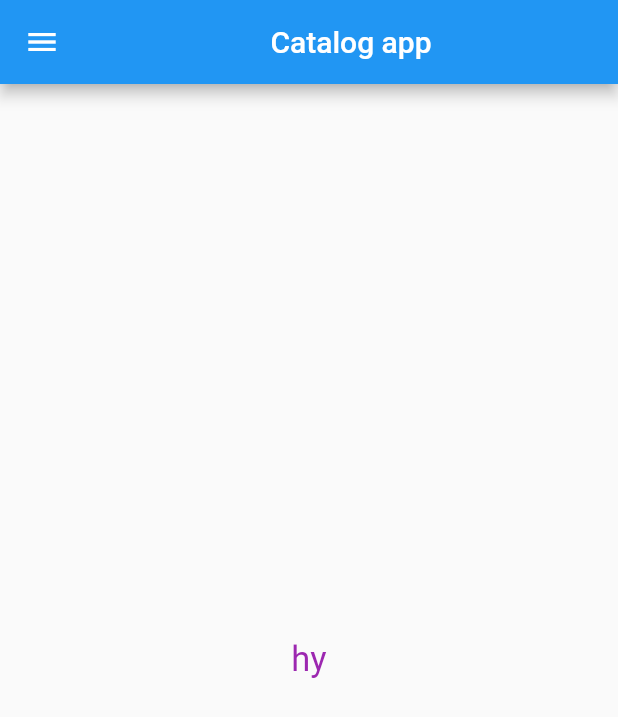
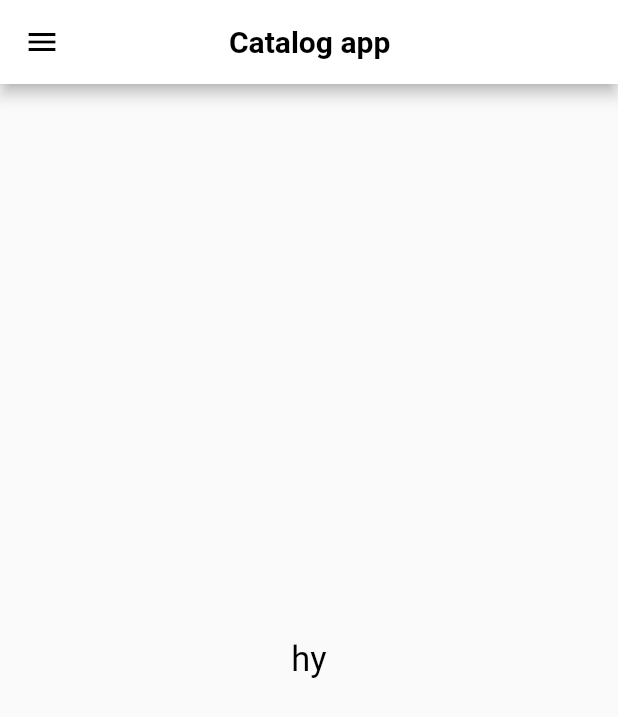
Before and after one commit to SOLVECODE404/flutterlearn, a Flutter app: the screen it shows after launch, on a phone screen of 412 x 824 dp. Shown: the top 717 px of the screen. Run offline on Flutter 3.47's test engine with Material 2 defaults, Android fonts, the phone set to English and light mode, and no system bars.

Commit message:
day 8 theme completed

```diff
--- a/lib/main.dart
+++ b/lib/main.dart
@@ -1,5 +1,6 @@
 import 'package:catalog/pages/homepage.dart';
 import 'package:catalog/utlis/routes.dart';
+import 'package:catalog/utlis/themes.dart';
 import 'package:flutter/material.dart';
 import 'package:catalog/pages/login.dart';
 
@@ -11,6 +12,11 @@ class MyApp extends StatelessWidget {
   @override
   Widget build(BuildContext context) {
     return MaterialApp(
+      debugShowCheckedModeBanner: false,
+      color: Colors.black,
+      // themeMode: ThemeMode.light,
+      theme: Mytheme.lightheme(context),
+      // darkTheme: Mytheme.darktheme(context),
       initialRoute: MyRoutes.homeRoute,
       routes: {
         "/": (context) => LoginPage(),
--- a/lib/pages/homepage.dart
+++ b/lib/pages/homepage.dart
@@ -9,15 +9,20 @@ class HomePage extends StatelessWidget {
       home: Material(
         child: Scaffold(
           appBar: AppBar(
+            backgroundColor: Colors.white,
+            titleTextStyle: TextStyle(
+                color: Colors.black, fontSize: 20, fontWeight: FontWeight.bold),
+            iconTheme: IconThemeData(color: Colors.black),
             title: Center(
               child: Text('Catalog app'),
+              widthFactor: 2.5,
             ),
           ),
           body: Center(
             child: Container(
               child: Text(
                 'hy',
-                style: TextStyle(fontSize: 23, color: Colors.purple),
+                style: TextStyle(fontSize: 23, color: Colors.black),
               ),
             ),
           ),
--- /dev/null
+++ b/lib/utlis/themes.dart
@@ -0,0 +1,14 @@
+import 'package:flutter/material.dart';
+
+class Mytheme {
+  static ThemeData lightheme(BuildContext context) => ThemeData(
+          appBarTheme: AppBarTheme(
+        backgroundColor: Colors.white,
+        iconTheme: IconThemeData(color: Colors.black),
+        titleTextStyle: TextStyle(color: Colors.black),
+      ));
+
+  // static ThemeData darktheme(BuildContext context) => ThemeData(
+  //       brightness: Brightness.dark,
+  //     );
+}
--- a/lib/widgets/drawer.dart
+++ b/lib/widgets/drawer.dart
@@ -2,8 +2,8 @@ import 'package:flutter/cupertino.dart';
 import 'package:flutter/material.dart';
 
 class MyDrawer extends StatelessWidget {
-  final imageUrl =
-      "https://thumbs.dreamstime.com/z/businessman-icon-image-male-avatar-profile-vector-glasses-beard-hairstyle-179728610.jpg";
+  // final imageUrl =
+  // "https://thumbs.dreamstime.com/z/businessman-icon-image-male-avatar-profile-vector-glasses-beard-hairstyle-179728610.jpg";
   @override
   Widget build(BuildContext context) {
     return Drawer(
@@ -18,11 +18,11 @@ class MyDrawer extends StatelessWidget {
               margin: EdgeInsets.zero,
               accountName: Text("Utsav singh"),
               accountEmail: Text("utsav@gmail.com"),
-              currentAccountPicture: CircleAvatar(
-                backgroundImage: NetworkImage(
-                  imageUrl,
-                ),
-              ),
+              // currentAccountPicture: CircleAvatar(
+              //   backgroundImage: NetworkImage(
+              //     imageUrl,
+              //   ),
+              // ),
             ),
           ),
           ListTile(
```
